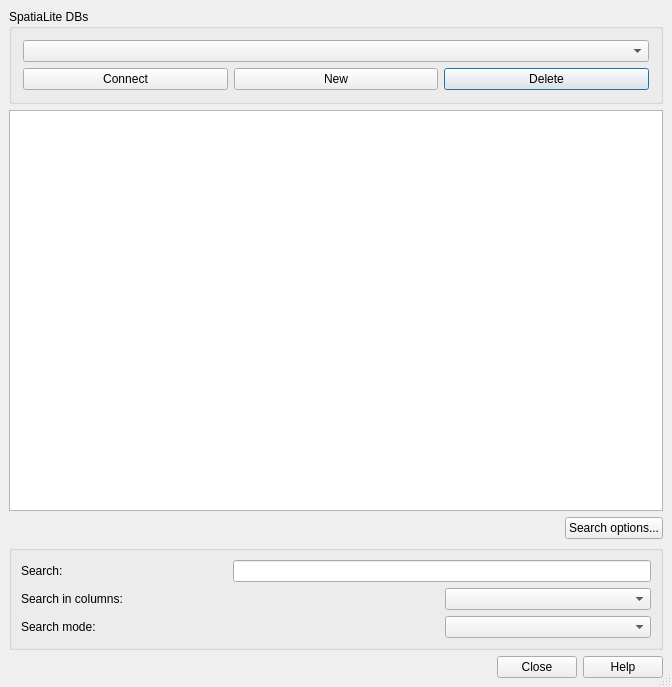
Qt form src/ui/qgsspatialitesourceselectbase.ui (mola/qgis) before a commit.
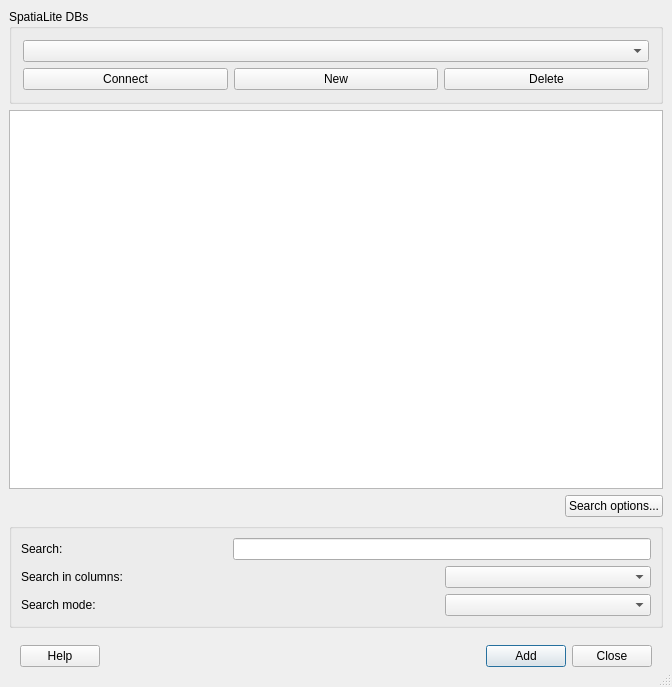
The same form after that commit. Icons and pictures are not drawn.

```diff
--- a/src/ui/qgsspatialitesourceselectbase.ui
+++ b/src/ui/qgsspatialitesourceselectbase.ui
@@ -90,21 +90,92 @@
      </layout>
     </widget>
    </item>
-   <item row="3" column="0" colspan="2">
-    <widget class="QGroupBox" name="mSearchGroupBox">
-     <property name="title">
+   <item row="4" column="0" colspan="2" >
+    <layout class="QHBoxLayout" >
+     <property name="margin" >
+      <number>11</number>
+     </property>
+     <property name="spacing" >
+      <number>6</number>
+     </property>
+     <item>
+      <widget class="QPushButton" name="btnHelp" >
+       <property name="enabled" >
+        <bool>true</bool>
+       </property>
+       <property name="text" >
+        <string>Help</string>
+       </property>
+       <property name="shortcut" >
+        <string>F1</string>
+       </property>
+       <property name="autoDefault" >
+        <bool>true</bool>
+       </property>
+      </widget>
+     </item>
+     <item>
+      <spacer>
+       <property name="orientation" >
+        <enum>Qt::Horizontal</enum>
+       </property>
+       <property name="sizeType" >
+        <enum>QSizePolicy::Expanding</enum>
+       </property>
+       <property name="sizeHint" >
+        <size>
+         <width>141</width>
+         <height>21</height>
+        </size>
+       </property>
+      </spacer>
+     </item>
+     <item>
+      <widget class="QPushButton" name="btnAdd" >
+       <property name="text" >
+        <string>Add</string>
+       </property>
+       <property name="shortcut" >
+        <string/>
+       </property>
+       <property name="autoDefault" >
+        <bool>true</bool>
+       </property>
+       <property name="default" >
+        <bool>true</bool>
+       </property>
+      </widget>
+     </item>
+     <item>
+      <widget class="QPushButton" name="btnCancel" >
+       <property name="text" >
+        <string>Close</string>
+       </property>
+       <property name="shortcut" >
+        <string/>
+       </property>
+       <property name="autoDefault" >
+        <bool>true</bool>
+       </property>
+      </widget>
+     </item>
+    </layout>
+   </item>
+   <item row="3" column="0" colspan="2" >
+    <widget class="QGroupBox" name="mSearchGroupBox" >
+     <property name="title" >
       <string/>
      </property>
-     <layout class="QGridLayout">
-      <property name="margin">
+     <layout class="QGridLayout" >
+      <property name="margin" >
        <number>9</number>
       </property>
-      <property name="spacing">
+      <property name="spacing" >
        <number>6</number>
       </property>
-      <item row="0" column="0">
-       <widget class="QLabel" name="mSearchLabel">
-        <property name="text">
+      <item row="0" column="0" >
+       <widget class="QLabel" name="mSearchLabel" >
+        <property name="text" >
          <string>Search:</string>
         </property>
         <property name="buddy">
@@ -112,9 +183,9 @@
         </property>
        </widget>
       </item>
-      <item row="2" column="0" colspan="2">
-       <widget class="QLabel" name="mSearchModeLabel">
-        <property name="text">
+      <item row="2" column="0" colspan="2" >
+       <widget class="QLabel" name="mSearchModeLabel" >
+        <property name="text" >
          <string>Search mode:</string>
         </property>
         <property name="buddy">
@@ -122,12 +193,12 @@
         </property>
        </widget>
       </item>
-      <item row="2" column="2">
-       <widget class="QComboBox" name="mSearchModeComboBox"/>
+      <item row="2" column="2" >
+       <widget class="QComboBox" name="mSearchModeComboBox" />
       </item>
-      <item row="1" column="0" colspan="2">
-       <widget class="QLabel" name="mSearchColumnsLabel">
-        <property name="text">
+      <item row="1" column="0" colspan="2" >
+       <widget class="QLabel" name="mSearchColumnsLabel" >
+        <property name="text" >
          <string>Search in columns:</string>
         </property>
         <property name="buddy">
@@ -135,11 +206,11 @@
         </property>
        </widget>
       </item>
-      <item row="1" column="2">
-       <widget class="QComboBox" name="mSearchColumnComboBox"/>
+      <item row="1" column="2" >
+       <widget class="QComboBox" name="mSearchColumnComboBox" />
       </item>
-      <item row="0" column="1" colspan="2">
-       <widget class="QLineEdit" name="mSearchTableEdit"/>
+      <item row="0" column="1" colspan="2" >
+       <widget class="QLineEdit" name="mSearchTableEdit" />
       </item>
      </layout>
     </widget>
@@ -151,16 +222,9 @@
      </property>
     </widget>
    </item>
-   <item row="4" column="0" colspan="2">
-    <widget class="QDialogButtonBox" name="buttonBox">
-     <property name="standardButtons">
-      <set>QDialogButtonBox::Close|QDialogButtonBox::Help</set>
-     </property>
-    </widget>
-   </item>
   </layout>
  </widget>
- <layoutdefault spacing="6" margin="11"/>
+ <layoutdefault spacing="6" margin="11" />
  <tabstops>
   <tabstop>cmbConnections</tabstop>
   <tabstop>btnConnect</tabstop>
```
Left out of the diff: 107 changed lines with no effect on the pictures.
